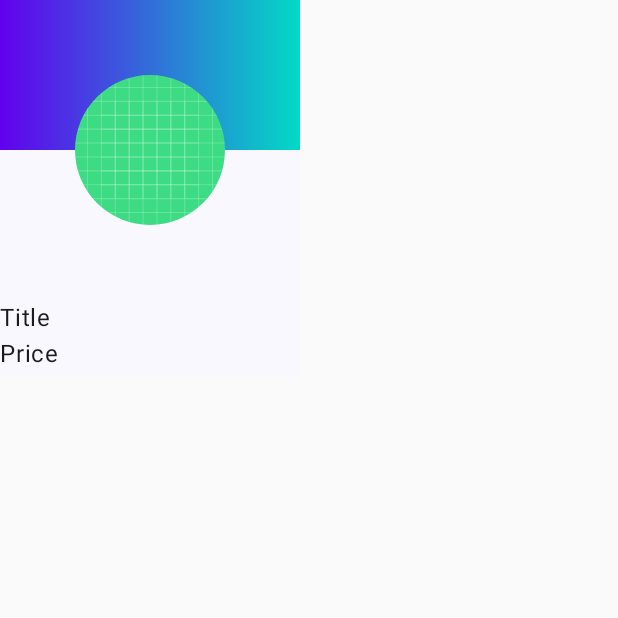
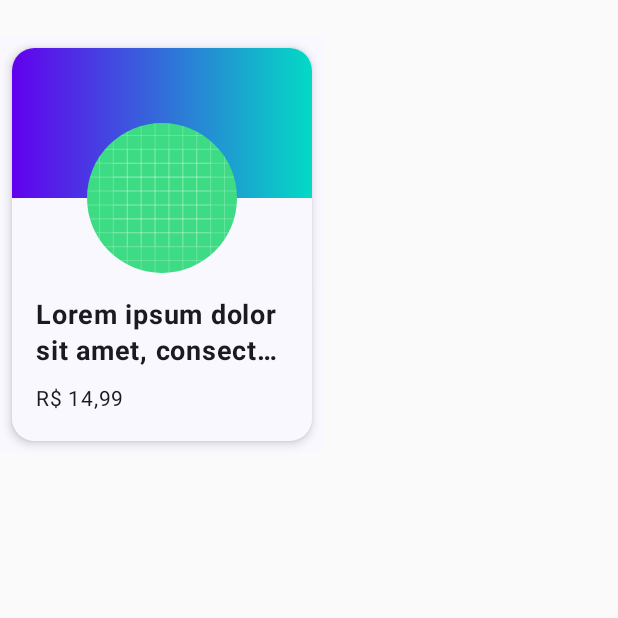
Before and after one commit to conrrado/Aluvery, an Android app built with Jetpack Compose: the screen it shows after launch (MainActivity), on a phone screen of 412 x 824 dp, the top half of it. Run offline under Robolectric (Android 15) with nearby library versions, the phone set to English and light mode, and no system bars.

Commit message:
Adjustment on ProductItem screen
- adjustment for both texts
- add shadow and rounded corner for item
- optimize imports

```diff
--- a/app/src/main/java/com/conrradocamacho/aluvery/MainActivity.kt
+++ b/app/src/main/java/com/conrradocamacho/aluvery/MainActivity.kt
@@ -1,6 +1,5 @@
 package com.conrradocamacho.aluvery
 
-import android.content.res.Configuration
 import android.os.Bundle
 import androidx.activity.ComponentActivity
 import androidx.activity.compose.setContent
@@ -9,17 +8,16 @@ import androidx.compose.foundation.Image
 import androidx.compose.foundation.background
 import androidx.compose.foundation.layout.Box
 import androidx.compose.foundation.layout.Column
-import androidx.compose.foundation.layout.Row
-import androidx.compose.foundation.layout.fillMaxHeight
-import androidx.compose.foundation.layout.fillMaxSize
+import androidx.compose.foundation.layout.Spacer
 import androidx.compose.foundation.layout.fillMaxWidth
 import androidx.compose.foundation.layout.height
+import androidx.compose.foundation.layout.heightIn
 import androidx.compose.foundation.layout.offset
 import androidx.compose.foundation.layout.padding
 import androidx.compose.foundation.layout.size
 import androidx.compose.foundation.layout.width
 import androidx.compose.foundation.shape.CircleShape
-import androidx.compose.material3.Scaffold
+import androidx.compose.foundation.shape.RoundedCornerShape
 import androidx.compose.material3.Surface
 import androidx.compose.material3.Text
 import androidx.compose.runtime.Composable
@@ -27,10 +25,13 @@ import androidx.compose.ui.Alignment
 import androidx.compose.ui.Modifier
 import androidx.compose.ui.draw.clip
 import androidx.compose.ui.graphics.Brush
-import androidx.compose.ui.graphics.Color
 import androidx.compose.ui.res.painterResource
+import androidx.compose.ui.text.font.FontWeight
+import androidx.compose.ui.text.style.TextOverflow
 import androidx.compose.ui.tooling.preview.Preview
+import androidx.compose.ui.tooling.preview.datasource.LoremIpsum
 import androidx.compose.ui.unit.dp
+import androidx.compose.ui.unit.sp
 import com.conrradocamacho.aluvery.ui.theme.AluveryTheme
 import com.conrradocamacho.aluvery.ui.theme.Purple500
 import com.conrradocamacho.aluvery.ui.theme.Teal200
@@ -41,7 +42,10 @@ class MainActivity : ComponentActivity() {
         enableEdgeToEdge()
         setContent {
             AluveryTheme {
-                Surface {
+                Surface(
+                    modifier = Modifier
+                        .padding(top = 24.dp)
+                ) {
                     ProductItem()
                 }
             }
@@ -52,27 +56,55 @@ class MainActivity : ComponentActivity() {
 @Preview(showBackground = true)
 @Composable
 private fun ProductItem() {
+    Surface(
+        modifier = Modifier
+            .padding(8.dp),
+        shape = RoundedCornerShape(15.dp),
+        shadowElevation = 4.dp
+    ) {
         Column(
             modifier = Modifier
-            .height(250.dp)
+                .heightIn(250.dp, 300.dp)
                 .width(200.dp)
         ) {
+            val imageSize = 100.dp
             Box(
                 modifier = Modifier
-                .height(100.dp)
+                    .height(imageSize)
                     .fillMaxWidth()
                     .background(brush = Brush.horizontalGradient(colors = listOf(Purple500, Teal200)))
-        )
+            ) {
                 Image(
                     painter = painterResource(id = R.drawable.ic_launcher_background),
                     contentDescription = "Image of product",
                     modifier = Modifier
-                .offset(y = (-50).dp)
-                .size(100.dp)
+                        .offset(y = imageSize / 2)
+                        .size(imageSize)
                         .clip(shape = CircleShape)
-                .align(Alignment.CenterHorizontally)
+                        .align(Alignment.BottomCenter)
                 )
-        Text(text = "Title")
-        Text(text = "Price")
+            }
+            Spacer(modifier = Modifier
+                .height(imageSize / 2))
+            Column(
+                modifier = Modifier
+                    .padding(16.dp)
+            ) {
+                Text(
+                    text = LoremIpsum(50).values.first(),
+                    fontSize = 18.sp,
+                    fontWeight = FontWeight(700),
+                    maxLines = 2,
+                    overflow = TextOverflow.Ellipsis
+                )
+                Text(
+                    text = "R$ 14,99",
+                    modifier = Modifier
+                        .padding(top = 8.dp),
+                    fontSize = 14.sp,
+                    fontWeight = FontWeight(400)
+                )
             }
         }
+    }
+}
```
Lines whose indentation alone changed are shown as unchanged.
